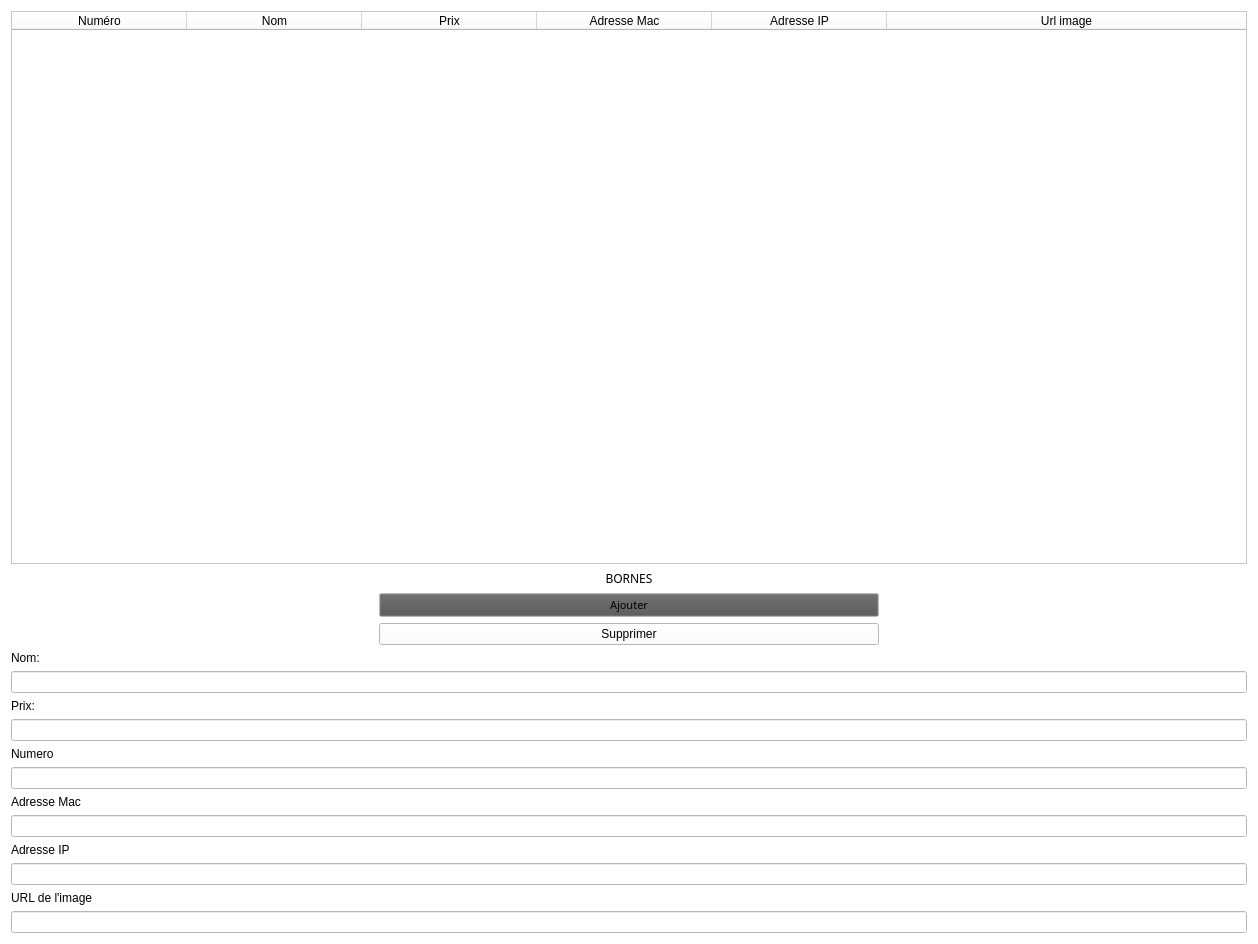
Before: the Qt Designer form PPE/Borne.ui in fallonloicc/PPE-Qt, drawn with Qt 5.
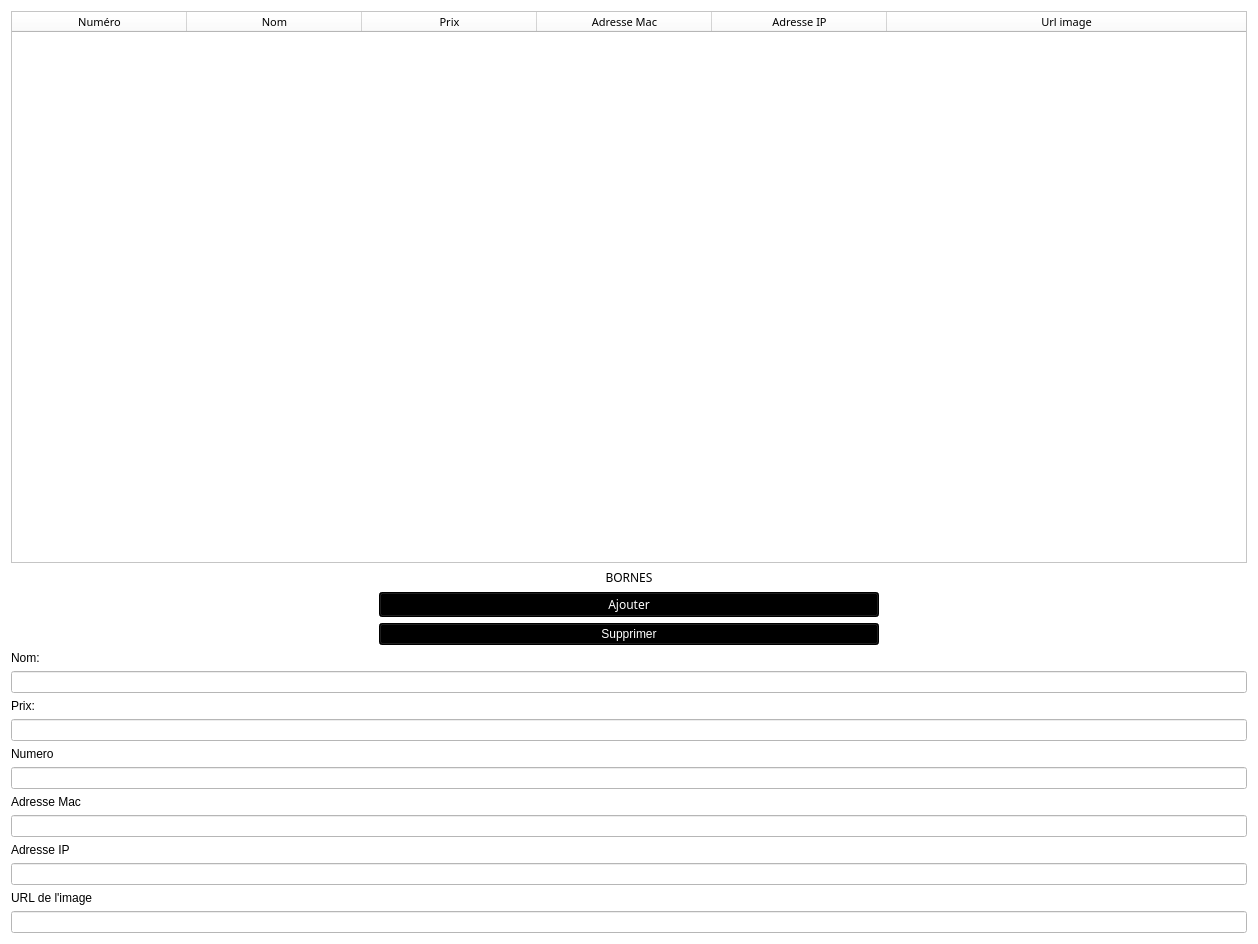
After: the same form once the commit is applied.

Patch:
```diff
--- a/PPE/Borne.ui
+++ b/PPE/Borne.ui
@@ -471,8 +471,34 @@
            <height>517</height>
           </size>
          </property>
+         <property name="palette">
+          <palette>
+           <active/>
+           <inactive/>
+           <disabled/>
+          </palette>
+         </property>
+         <property name="font">
+          <font>
+           <family>Century Gothic</family>
+           <pointsize>8</pointsize>
+           <weight>50</weight>
+           <italic>false</italic>
+           <bold>false</bold>
+          </font>
+         </property>
+         <property name="contextMenuPolicy">
+          <enum>Qt::DefaultContextMenu</enum>
+         </property>
          <property name="styleSheet">
-          <string notr="true">font: 8pt &quot;Century Gothic&quot;;</string>
+          <string notr="true">font: 8pt &quot;Century Gothic&quot;;
+</string>
+         </property>
+         <property name="locale">
+          <locale language="French" country="France"/>
+         </property>
+         <property name="frameShadow">
+          <enum>QFrame::Sunken</enum>
          </property>
          <property name="lineWidth">
           <number>3</number>
@@ -507,6 +533,9 @@
          <attribute name="horizontalHeaderStretchLastSection">
           <bool>true</bool>
          </attribute>
+         <attribute name="verticalHeaderVisible">
+          <bool>true</bool>
+         </attribute>
          <attribute name="verticalHeaderCascadingSectionResizes">
           <bool>false</bool>
          </attribute>
@@ -516,6 +545,9 @@
          <attribute name="verticalHeaderMinimumSectionSize">
           <number>50</number>
          </attribute>
+         <attribute name="verticalHeaderShowSortIndicator" stdset="0">
+          <bool>false</bool>
+         </attribute>
          <column>
           <property name="text">
            <string>Numéro</string>
@@ -611,24 +643,60 @@
             <colorrole role="WindowText">
              <brush brushstyle="SolidPattern">
               <color alpha="255">
-               <red>0</red>
-               <green>0</green>
-               <blue>0</blue>
+               <red>255</red>
+               <green>255</green>
+               <blue>255</blue>
               </color>
              </brush>
             </colorrole>
             <colorrole role="Button">
              <brush brushstyle="SolidPattern">
               <color alpha="255">
-               <red>83</red>
-               <green>83</green>
-               <blue>83</blue>
+               <red>0</red>
+               <green>0</green>
+               <blue>0</blue>
+              </color>
+             </brush>
+            </colorrole>
+            <colorrole role="Text">
+             <brush brushstyle="SolidPattern">
+              <color alpha="255">
+               <red>255</red>
+               <green>255</green>
+               <blue>255</blue>
+              </color>
+             </brush>
+            </colorrole>
+            <colorrole role="ButtonText">
+             <brush brushstyle="SolidPattern">
+              <color alpha="255">
+               <red>255</red>
+               <green>255</green>
+               <blue>255</blue>
               </color>
              </brush>
             </colorrole>
             <colorrole role="Base">
              <brush brushstyle="SolidPattern">
               <color alpha="255">
+               <red>0</red>
+               <green>0</green>
+               <blue>0</blue>
+              </color>
+             </brush>
+            </colorrole>
+            <colorrole role="Window">
+             <brush brushstyle="SolidPattern">
+              <color alpha="255">
+               <red>0</red>
+               <green>0</green>
+               <blue>0</blue>
+              </color>
+             </brush>
+            </colorrole>
+            <colorrole role="PlaceholderText">
+             <brush brushstyle="NoBrush">
+              <color alpha="128">
                <red>255</red>
                <green>255</green>
                <blue>255</blue>
@@ -640,24 +708,60 @@
             <colorrole role="WindowText">
              <brush brushstyle="SolidPattern">
               <color alpha="255">
-               <red>0</red>
-               <green>0</green>
-               <blue>0</blue>
+               <red>255</red>
+               <green>255</green>
+               <blue>255</blue>
               </color>
              </brush>
             </colorrole>
             <colorrole role="Button">
              <brush brushstyle="SolidPattern">
               <color alpha="255">
-               <red>83</red>
-               <green>83</green>
-               <blue>83</blue>
+               <red>0</red>
+               <green>0</green>
+               <blue>0</blue>
+              </color>
+             </brush>
+            </colorrole>
+            <colorrole role="Text">
+             <brush brushstyle="SolidPattern">
+              <color alpha="255">
+               <red>255</red>
+               <green>255</green>
+               <blue>255</blue>
+              </color>
+             </brush>
+            </colorrole>
+            <colorrole role="ButtonText">
+             <brush brushstyle="SolidPattern">
+              <color alpha="255">
+               <red>255</red>
+               <green>255</green>
+               <blue>255</blue>
               </color>
              </brush>
             </colorrole>
             <colorrole role="Base">
              <brush brushstyle="SolidPattern">
               <color alpha="255">
+               <red>0</red>
+               <green>0</green>
+               <blue>0</blue>
+              </color>
+             </brush>
+            </colorrole>
+            <colorrole role="Window">
+             <brush brushstyle="SolidPattern">
+              <color alpha="255">
+               <red>0</red>
+               <green>0</green>
+               <blue>0</blue>
+              </color>
+             </brush>
+            </colorrole>
+            <colorrole role="PlaceholderText">
+             <brush brushstyle="NoBrush">
+              <color alpha="128">
                <red>255</red>
                <green>255</green>
                <blue>255</blue>
@@ -669,24 +773,60 @@
             <colorrole role="WindowText">
              <brush brushstyle="SolidPattern">
               <color alpha="255">
-               <red>120</red>
-               <green>120</green>
-               <blue>120</blue>
+               <red>255</red>
+               <green>255</green>
+               <blue>255</blue>
               </color>
              </brush>
             </colorrole>
             <colorrole role="Button">
              <brush brushstyle="SolidPattern">
               <color alpha="255">
-               <red>83</red>
-               <green>83</green>
-               <blue>83</blue>
+               <red>0</red>
+               <green>0</green>
+               <blue>0</blue>
+              </color>
+             </brush>
+            </colorrole>
+            <colorrole role="Text">
+             <brush brushstyle="SolidPattern">
+              <color alpha="255">
+               <red>255</red>
+               <green>255</green>
+               <blue>255</blue>
+              </color>
+             </brush>
+            </colorrole>
+            <colorrole role="ButtonText">
+             <brush brushstyle="SolidPattern">
+              <color alpha="255">
+               <red>255</red>
+               <green>255</green>
+               <blue>255</blue>
               </color>
              </brush>
             </colorrole>
             <colorrole role="Base">
              <brush brushstyle="SolidPattern">
               <color alpha="255">
+               <red>0</red>
+               <green>0</green>
+               <blue>0</blue>
+              </color>
+             </brush>
+            </colorrole>
+            <colorrole role="Window">
+             <brush brushstyle="SolidPattern">
+              <color alpha="255">
+               <red>0</red>
+               <green>0</green>
+               <blue>0</blue>
+              </color>
+             </brush>
+            </colorrole>
+            <colorrole role="PlaceholderText">
+             <brush brushstyle="NoBrush">
+              <color alpha="128">
                <red>255</red>
                <green>255</green>
                <blue>255</blue>
@@ -699,18 +839,20 @@
          <property name="font">
           <font>
            <family>Century Gothic</family>
-           <pointsize>8</pointsize>
+           <pointsize>9</pointsize>
            <weight>50</weight>
            <italic>false</italic>
            <bold>false</bold>
-           <stylestrategy>PreferAntialias</stylestrategy>
           </font>
          </property>
          <property name="cursor">
           <cursorShape>PointingHandCursor</cursorShape>
          </property>
          <property name="styleSheet">
-          <string notr="true">font: 8pt &quot;Century Gothic&quot;;</string>
+          <string notr="true">font: 9pt &quot;Century Gothic&quot;;
+color : rgb(255, 255, 255);
+background-color: rgb(0, 0, 0);
+</string>
          </property>
          <property name="inputMethodHints">
           <set>Qt::ImhNone</set>
@@ -741,7 +883,10 @@
           </size>
          </property>
          <property name="styleSheet">
-          <string notr="true">font: 8pt &quot;Century Gothic&quot;;</string>
+          <string notr="true">font: 9pt &quot;Century Gothic&quot;;
+color : rgb(255, 255, 255);
+background-color: rgb(0, 0, 0);
+</string>
          </property>
          <property name="text">
           <string>Supprimer</string>
```
Left out of the diff: 8 changed lines with no effect on the pictures.
